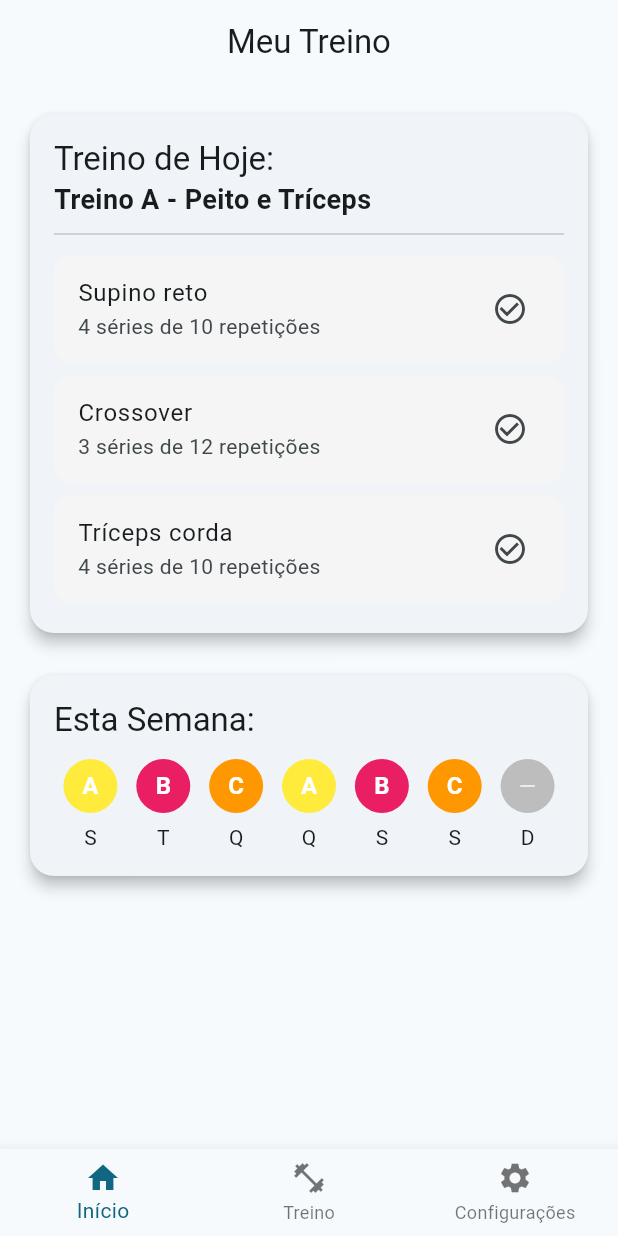
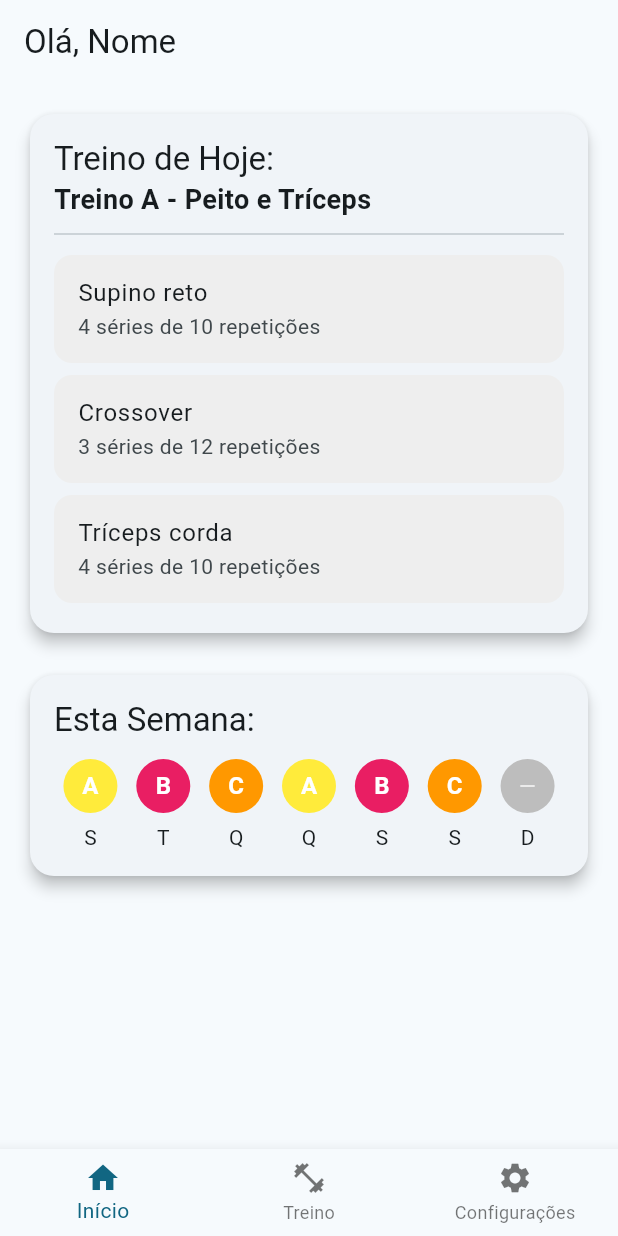
Before and after one commit to Ismael-Rios/gym, a Flutter app: the screen it shows after launch, on a phone screen of 412 x 824 dp. Run offline on Flutter 3.47's test engine with Material 3 defaults, Android fonts, the phone set to English and light mode, and no system bars.

Commit message:
refatoração: atualização do mock de treino, adição do mock de usuário e reorganização da página de detalhes do treino

```diff
--- /dev/null
+++ b/lib/data/mocks/mock_usuario.dart
@@ -0,0 +1,6 @@
+import 'package:gym/domain/models/usuario.dart';
+
+final Usuario mockUsuario = Usuario(
+  nome: 'Nome',
+  sobrenome: 'Sobrenome'
+);
--- a/lib/features/dashboard/presentation/pages/dashboard_page.dart
+++ b/lib/features/dashboard/presentation/pages/dashboard_page.dart
@@ -2,6 +2,7 @@ import 'package:flutter/material.dart';
 import '../widgets/treino_hoje.dart';
 import '../widgets/semana.dart';
 import 'package:gym/data/mocks/mock_semana.dart';
+import 'package:gym/data/mocks/mock_usuario.dart';
 
 class DashboardScreen extends StatelessWidget {
   const DashboardScreen({super.key});
@@ -10,8 +11,7 @@ class DashboardScreen extends StatelessWidget {
   Widget build(BuildContext context) {
     return Scaffold(
       appBar: AppBar(
-        title: const Text('Meu Treino'),
-        centerTitle: true,
+        title: Text('Olá, ${mockUsuario.nome}'),
       ),
       body: SingleChildScrollView(
         padding: const EdgeInsets.all(16),
--- a/lib/features/dashboard/presentation/widgets/treino_hoje.dart
+++ b/lib/features/dashboard/presentation/widgets/treino_hoje.dart
@@ -1,7 +1,7 @@
 import 'package:flutter/material.dart';
 import 'package:gym/data/mocks/mock_treino_hoje.dart';
 import 'package:gym/domain/models/exercicio.dart';
-import 'package:gym/features/treino/presentation/pages/treino_detalhado_page.dart';
+import 'package:gym/features/dashboard/presentation/pages/treino_detalhado_page.dart';
 
 class SectionTreinoHoje extends StatelessWidget {
   const SectionTreinoHoje({super.key});
@@ -11,7 +11,19 @@ class SectionTreinoHoje extends StatelessWidget {
     final treino = mockTreinoHoje;
     final List<Exercicio> exercicios = treino.exercicios;
 
-    return Card(
+    return InkWell(
+      borderRadius: BorderRadius.circular(16),
+      onTap: () {
+        Navigator.push(
+          context,
+          MaterialPageRoute(
+            builder: (_) => TreinoDetalhadoPage(
+              treino: mockTreinoHoje,
+            ),
+          ),
+        );
+      },
+      child: Card(
         shape: RoundedRectangleBorder(borderRadius: BorderRadius.circular(16)),
         elevation: 4,
         child: Padding(
@@ -32,26 +44,16 @@ class SectionTreinoHoje extends StatelessWidget {
                 padding: const EdgeInsets.symmetric(vertical: 4.0),
                 child: ListTile(
                   shape: RoundedRectangleBorder(borderRadius: BorderRadius.circular(12)),
-                    tileColor: Colors.grey.shade100,
+                  tileColor: Colors.grey.shade200,
                   title: Text(ex.nome),
                   subtitle: Text('${ex.series} séries de ${ex.reps} repetições'),
-                    trailing: const Icon(Icons.check_circle_outline),
-                    // você pode mostrar peso/descanso ao clicar — por enquanto só visual
-                    onTap: () {
-                      Navigator.push(
-                        context,
-                        MaterialPageRoute(
-                          builder: (_) => TreinoDetalhadoPage(
-                            treino: mockTreinoHoje,
-                          ),
-                        ),
-                      );
-                    },
+                  //trailing: const Icon(Icons.check_circle_outline),
                 ),
               )),
             ],
           ),
         ),
+      ),
     );
   }
 }
```
Also changed, not shown: lib/data/mocks/mock_treino_hoje.dart (+0 -12 lines), lib/domain/models/usuario.dart (added, +13 -0 lines), lib/features/dashboard/presentation/pages/treino_detalhado_page.dart (renamed from lib/features/treino/presentation/pages/treino_detalhado_page.dart, +0 -11 lines). Lines whose indentation alone changed are shown as unchanged.
